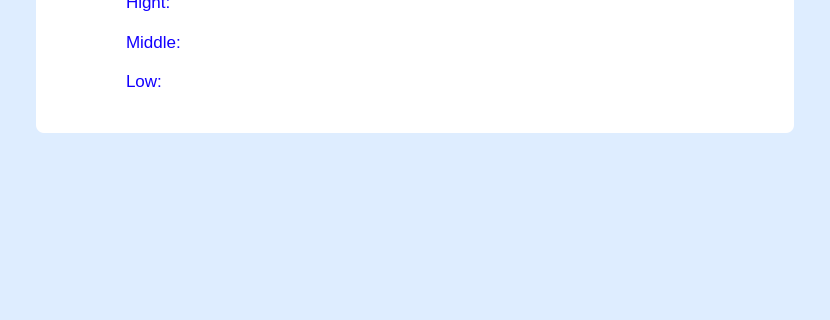
This is plugins/gui/vulnerability/reports/pdf.ui in openeuler-mirror/ks-ssr as Qt 5 draws it before an edit; both pictures show x 0 to 830 and y 632 to 952 of the 830 by 1170 pixel window. The edited form follows.
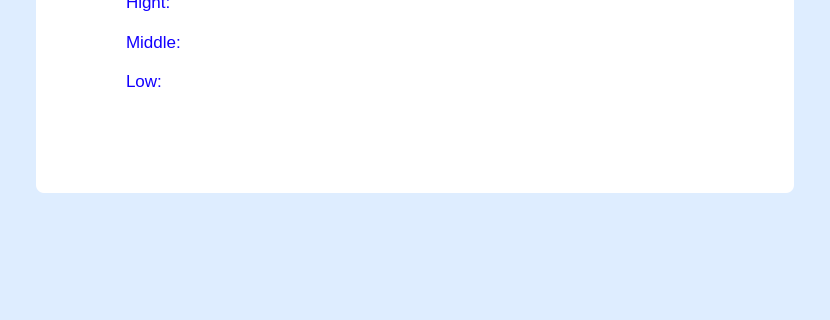
This is the edited form. Icons and pictures are not drawn.

Commit message: feature（reports）：modify code changes - 报表加入主机名

```diff
--- a/plugins/gui/vulnerability/reports/pdf.ui
+++ b/plugins/gui/vulnerability/reports/pdf.ui
@@ -19,7 +19,7 @@
      <x>36</x>
      <y>244</y>
      <width>758</width>
-     <height>521</height>
+     <height>581</height>
     </rect>
    </property>
    <property name="styleSheet">
```
